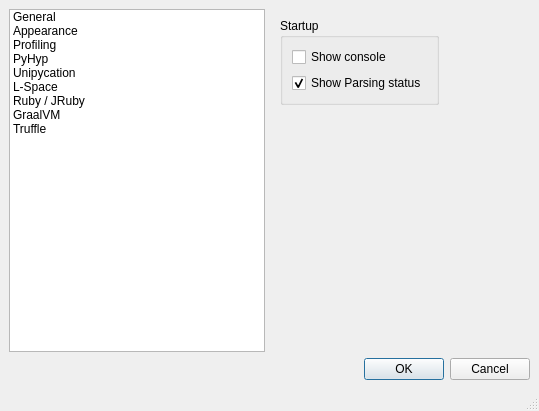
Before: the Qt Designer form lib/eco/gui/settings.ui in softdevteam/eco, drawn with Qt 5.
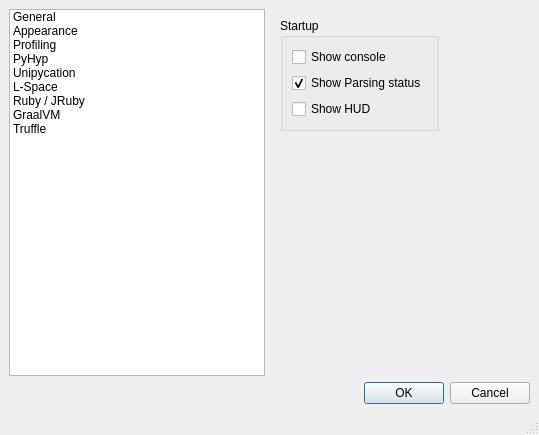
After: the same form once the commit is applied. The open tabs and pages were chosen to show the change. Icons and pictures are not drawn.

The edit to the form file:
```diff
--- a/lib/eco/gui/settings.ui
+++ b/lib/eco/gui/settings.ui
@@ -7,7 +7,7 @@
     <x>0</x>
     <y>0</y>
     <width>539</width>
-    <height>403</height>
+    <height>435</height>
    </rect>
   </property>
   <property name="windowTitle">
@@ -169,6 +169,13 @@
                </property>
               </widget>
              </item>
+             <item row="2" column="0">
+              <widget class="QCheckBox" name="gen_showhud">
+               <property name="text">
+                <string>Show HUD</string>
+               </property>
+              </widget>
+             </item>
             </layout>
            </widget>
           </item>
```
Left out of the diff: 2 changed lines with no effect on the pictures.
